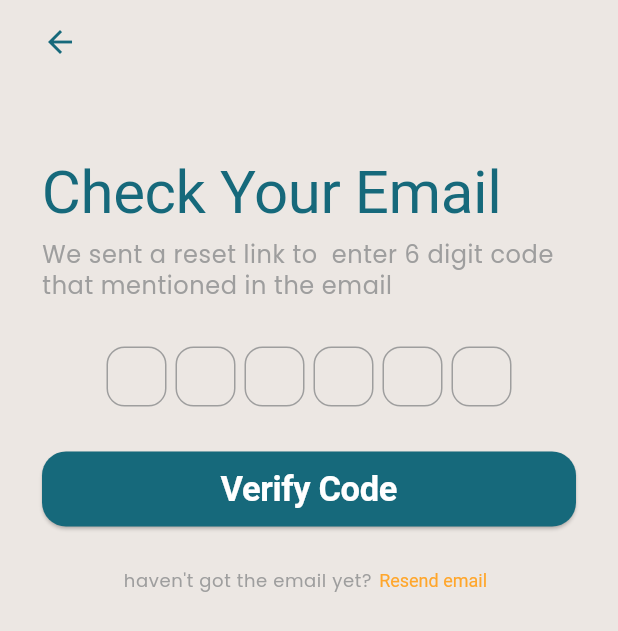
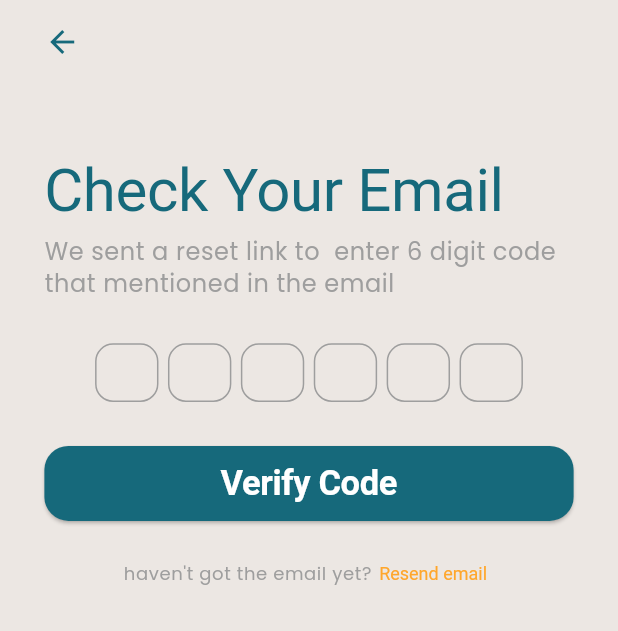
Before and after one commit to nhahub/NHA-229, a Flutter app: the OtpScreen screen opened directly with empty values, on a phone screen of 412 x 824 dp. Shown: the top 631 px of the screen. Run offline on Flutter 3.47's test engine with Material 3 defaults, Android fonts, the phone set to English and light mode, and no system bars; drawn by our look-alikes of pinput; our stand-ins replace flutter_bloc, flutter_screenutil, flutter_svg, google_fonts.

Commit message:
Added Timer to OTP Screen and applied screen utils

```diff
--- a/lib/features/auth/forgot_password/screens/otp_screen.dart
+++ b/lib/features/auth/forgot_password/screens/otp_screen.dart
@@ -1,10 +1,10 @@
 import 'package:flutter/material.dart';
+import 'package:flutter_screenutil/flutter_screenutil.dart';
 
 import '../../../../generated/l10n.dart';
+import '../widgets/timer_button.dart';
 import '../widgets/otp_fields.dart';
 import 'confirm_reset_screen.dart';
-
-// TODO: implement screenutils in the screen
 
 class OtpScreen extends StatefulWidget {
   const OtpScreen({super.key, required this.email});
@@ -21,9 +21,7 @@ class _OtpScreenState extends State<OtpScreen> {
   final _pinFocusNode = FocusNode();
 
   void _verify() {
-    setState(() {
-      _pinFocusNode.unfocus();
-    });
+    _pinFocusNode.unfocus();
     if (_formKey.currentState!.validate()) {
       Navigator.push(
         context,
@@ -41,13 +39,13 @@ class _OtpScreenState extends State<OtpScreen> {
             Navigator.pop(context);
           },
           icon: const Icon(Icons.arrow_back_sharp, color: Color(0xff16697b)),
-          padding: const EdgeInsets.symmetric(horizontal: 28),
+          padding: EdgeInsets.symmetric(horizontal: 28.w),
         ),
       ),
       body: SingleChildScrollView(
         child: Center(
           child: Padding(
-            padding: const EdgeInsets.symmetric(horizontal: 28, vertical: 50),
+            padding: EdgeInsets.symmetric(horizontal: 28.w, vertical: 50.h),
             child: Column(
               children: <Widget>[
                 Align(
@@ -57,7 +55,7 @@ class _OtpScreenState extends State<OtpScreen> {
                     style: Theme.of(context).textTheme.displayLarge,
                   ),
                 ),
-                const SizedBox(height: 8),
+                SizedBox(height: 8.h),
                 Text.rich(
                   TextSpan(
                     children: [
@@ -77,13 +75,13 @@ class _OtpScreenState extends State<OtpScreen> {
                     style: Theme.of(context).textTheme.bodySmall,
                   ),
                 ),
-                const SizedBox(height: 30),
+                SizedBox(height: 30.h),
                 OtpFields(
                   formKey: _formKey,
                   pinController: _pinController,
                   focusNode: _pinFocusNode,
                 ),
-                const SizedBox(height: 30),
+                SizedBox(height: 30.h),
                 ElevatedButton(
                   onPressed: _verify,
                   child: Text(
@@ -97,7 +95,7 @@ class _OtpScreenState extends State<OtpScreen> {
                     ),
                   ),
                 ),
-                const SizedBox(height: 12),
+                SizedBox(height: 12.h),
                 Row(
                   mainAxisAlignment: MainAxisAlignment.center,
                   children: [
@@ -107,7 +105,7 @@ class _OtpScreenState extends State<OtpScreen> {
                         context,
                       ).textTheme.bodySmall?.copyWith(fontSize: 12),
                     ),
-                    TextButton(
+                    TimerButton(
                       onPressed: () {
                         ScaffoldMessenger.of(context).showSnackBar(
                           SnackBar(
@@ -120,13 +118,6 @@ class _OtpScreenState extends State<OtpScreen> {
                           ),
                         );
                       },
-                      // TODO: Add counter
-                      child: Text(
-                        S.of(context).resendEmail,
-                        style: Theme.of(
-                          context,
-                        ).textButtonTheme.style?.textStyle?.resolve({}),
-                      ),
                     ),
                   ],
                 ),
--- a/lib/features/auth/forgot_password/screens/success_screen.dart
+++ b/lib/features/auth/forgot_password/screens/success_screen.dart
@@ -62,9 +62,10 @@ class SuccessScreen extends StatelessWidget {
                   width: 309,
                   child: ElevatedButton(
                     onPressed: () {
-                      Navigator.pushReplacement(
+                      Navigator.pushAndRemoveUntil(
                         context,
                         MaterialPageRoute(builder: (context) => LoginScreen()),
+                        (route) => false,
                       );
                     },
                     child: Text(
--- a/lib/features/auth/forgot_password/widgets/otp_fields.dart
+++ b/lib/features/auth/forgot_password/widgets/otp_fields.dart
@@ -2,6 +2,7 @@ import 'package:flutter/material.dart';
 import 'package:flutter/services.dart';
 import 'package:pinput/pinput.dart';
 import 'package:google_fonts/google_fonts.dart';
+import 'package:flutter_screenutil/flutter_screenutil.dart';
 
 import '../screens/confirm_reset_screen.dart';
 
@@ -31,8 +32,8 @@ class _OtpFieldsState extends State<OtpFields> {
     const int pins = 6;
 
     final defaultPinTheme = PinTheme(
-      width: 40,
-      height: 40,
+      width: 40.w,
+      height: 40.h,
       textStyle: const TextStyle(
         fontSize: 16,
         color: Color.fromRGBO(30, 60, 87, 1),
@@ -59,7 +60,7 @@ class _OtpFieldsState extends State<OtpFields> {
           focusNode: widget.focusNode,
           inputFormatters: [FilteringTextInputFormatter.digitsOnly],
           defaultPinTheme: defaultPinTheme,
-          separatorBuilder: (index) => const SizedBox(width: 6),
+          separatorBuilder: (index) => SizedBox(width: 6.w),
           validator: (value) {
             return (value != null && value.length < pins)
                 ? 'Verification failed. Check the code and try again'
--- a/lib/features/auth/forgot_password/widgets/timer_button.dart
+++ b/lib/features/auth/forgot_password/widgets/timer_button.dart
@@ -1,45 +1,63 @@
 import 'package:flutter/material.dart';
 import 'package:flutter_bloc/flutter_bloc.dart';
-import 'package:mostawak/features/auth/controllers/timer_bloc.dart';
+import 'package:mostawak/generated/l10n.dart';
+
+import '../../controllers/timer_bloc.dart';
 
 class TimerButton extends StatelessWidget {
-  const TimerButton({super.key});
+  const TimerButton({super.key, required this.onPressed});
+
+  final Function() onPressed;
+
+  void startTimer(BuildContext context) async {
+    context.read<TimerBloc>().add(StartTimer(const Duration(minutes: 1)));
+    for (int i = 0; i < 60; i++) {
+      await Future.delayed(const Duration(seconds: 1), () {
+        if (context.mounted) {
+          context.read<TimerBloc>().add(DecreaseTimer());
+        }
+      });
+    }
+  }
 
   @override
   Widget build(BuildContext context) {
     return BlocProvider(
-      create: (BuildContext context) => TimerBloc(),
+      create: (BuildContext context) => TimerBloc(const Duration(minutes: 0)),
       child: BlocBuilder<TimerBloc, Duration>(
         builder: (context, durationState) {
-          return Row(
-            children: <Widget>[
-              TextButton(
-                onPressed:
-                    durationState.inSeconds > 0
-                        ? null
-                        : () {
-                          context.read<TimerBloc>().add(
-                            StartTimer(const Duration(minutes: 1)),
-                          );
-                          for (int i = 0; i < 60; i++) {
-                            Future.delayed(const Duration(seconds: 1), () {
-                              context.read<TimerBloc>().add(DecreaseTimer());
-                            });
-                          }
-                        },
+          return durationState.inSeconds > 0
+              ? Text.rich(
+                TextSpan(
+                  children: [
+                    TextSpan(
+                      text: '${S.of(context).resendEmail} ',
+                      style: Theme.of(
+                        context,
+                      ).textTheme.bodySmall?.copyWith(fontSize: 12),
+                    ),
+                    TextSpan(
+                      text:
+                          '${(durationState.inSeconds ~/ 60).toString().padLeft(2, '0')}:${(durationState.inSeconds % 60).toString().padLeft(2, '0')}',
+                      style: Theme.of(
+                        context,
+                      ).textButtonTheme.style?.textStyle?.resolve({}),
+                    ),
+                  ],
+                ),
+              )
+              : TextButton(
+                onPressed: () {
+                  startTimer(context);
+                  onPressed();
+                },
                 child: Text(
-                  'Resend code in ',
-                  style: Theme.of(context).textTheme.bodySmall,
+                  S.of(context).resendEmail,
+                  style: Theme.of(
+                    context,
+                  ).textButtonTheme.style?.textStyle?.resolve({}),
                 ),
-              ),
-              Text(
-                '${(durationState.inSeconds ~/ 60).toString().padLeft(2, '0')}:${(durationState.inSeconds % 60).toString().padLeft(2, '0')}',
-                style: Theme.of(
-                  context,
-                ).textTheme.bodySmall?.copyWith(color: const Color(0xff16697B)),
-              ),
-            ],
-          );
+              );
         },
       ),
     );
```
